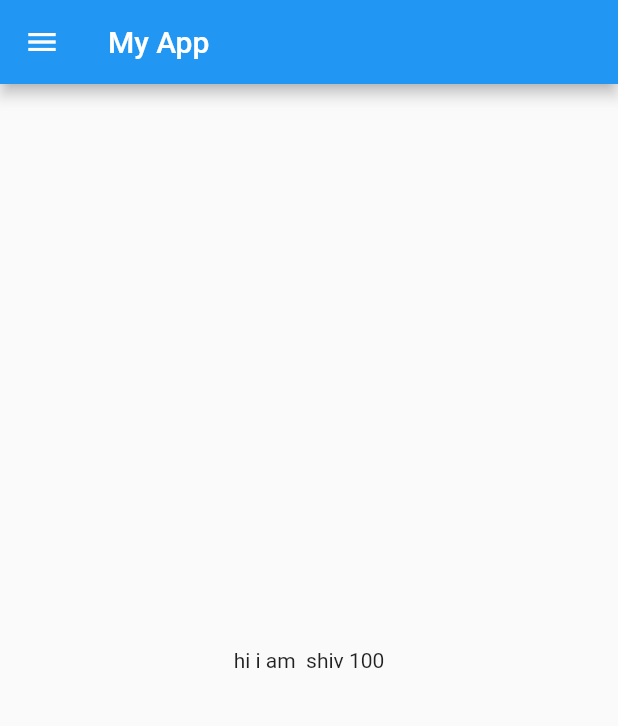
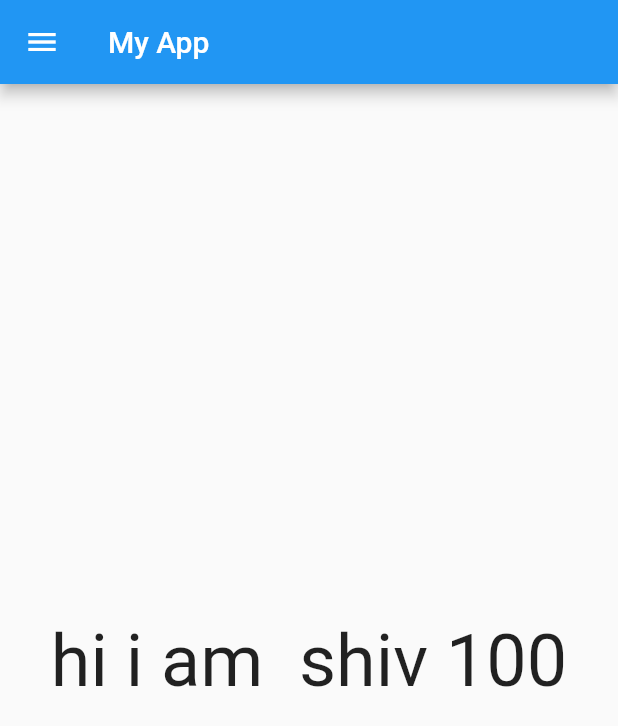
Before and after one commit to shivkadam00/30DaysofFlutter, a Flutter app: the screen it shows after launch, on a phone screen of 412 x 824 dp. Shown: the top 726 px of the screen. Run offline on Flutter 3.47's test engine with Material 2 defaults, Android fonts, the phone set to English and light mode, and no system bars.

Commit message:
day-3 changes

```diff
--- a/lib/main.dart
+++ b/lib/main.dart
@@ -1,6 +1,8 @@
 import 'package:flutter/material.dart';
+import 'package:flutter_app/pages/Login_page.dart';
 
-import "Home_page.dart";
+import 'pages/Home_page.dart';
+import 'pages/Login_page.dart';
 
 void main() {
   runApp(Appname());
@@ -10,7 +12,14 @@ class Appname extends StatelessWidget {
   @override
   Widget build(BuildContext context) {
     return MaterialApp(
-      home: Home_page(),
+      themeMode: ThemeMode.light,
+      debugShowCheckedModeBanner: false,
+      initialRoute: "/home",
+      routes: {
+        "/": (context) => Login_page(),
+        "/home": (context) => Home_page(),
+        "/login": (context) => Login_page()
+      },
     );
   }
 }
--- a/lib/Home_page.dart
+++ b/lib/pages/Home_page.dart
@@ -10,7 +10,10 @@ class Home_page extends StatelessWidget {
       ),
       body: Center(
         child: Container(
-          child: Text("hi i am  shiv $days"),
+          child: Text(
+            "hi i am  shiv $days",
+            style: const TextStyle(fontSize: 48),
+          ),
         ),
       ),
       drawer: Drawer(),
--- a/pubspec.yaml
+++ b/pubspec.yaml
@@ -61,8 +61,8 @@ flutter:
   uses-material-design: true
 
   # To add assets to your application, add an assets section, like this:
-  # assets:
-  #   - images/a_dot_burr.jpeg
+  assets:
+    - Assets/images
   #   - images/a_dot_ham.jpeg
 
   # An image asset can refer to one or more resolution-specific "variants", see
```
Also changed, not shown: lib/pages/Login_page.dart (added, +13 -0 lines), Assets/images/undraw_secure_login_pdn4.png (added).
